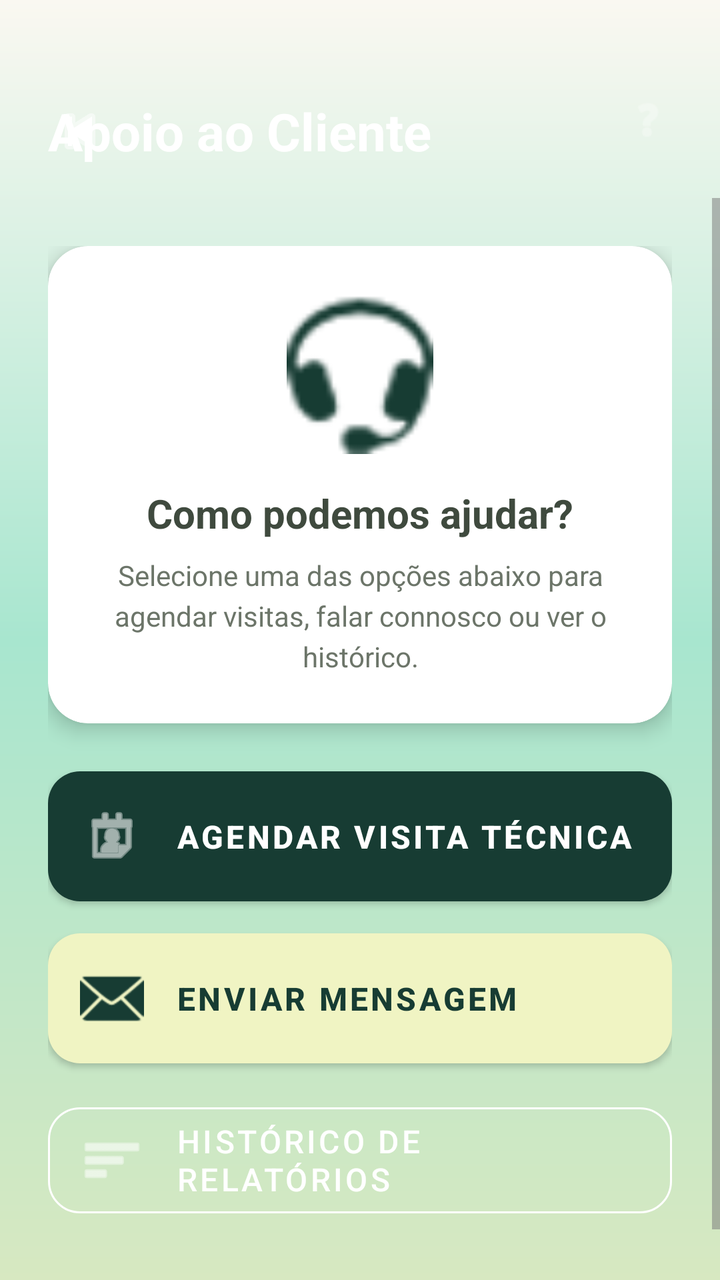
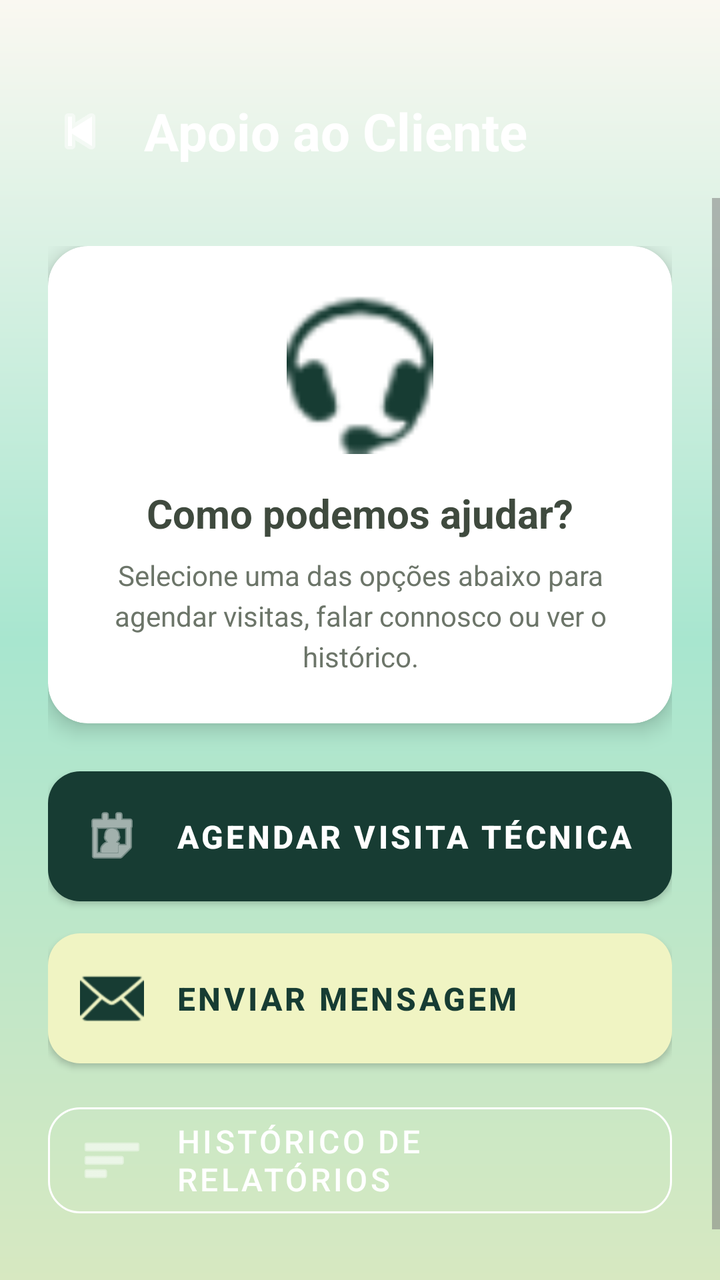

An Android layout rendered at two revisions. The XML below is the earlier revision; the diff shows what the commit changed to produce the second picture.
<!-- AndroidManifest.xml: application theme Theme.EcoTrack -->
<!-- res/layout/activity_apoio_cliente.xml -->
<?xml version="1.0" encoding="utf-8"?>
<androidx.constraintlayout.widget.ConstraintLayout xmlns:android="http://schemas.android.com/apk/res/android"
    xmlns:app="http://schemas.android.com/apk/res-auto"
    xmlns:tools="http://schemas.android.com/tools"
    android:layout_width="match_parent"
    android:layout_height="match_parent"
    android:background="@drawable/gradient_verde"
    tools:context=".ApoioCliente">

    <androidx.constraintlayout.widget.ConstraintLayout
        android:id="@+id/headerApoio"
        android:layout_width="match_parent"
        android:layout_height="wrap_content"
        android:paddingHorizontal="24dp"
        android:paddingTop="48dp"
        android:paddingBottom="16dp"
        app:layout_constraintTop_toTopOf="parent"
        app:layout_constraintStart_toStartOf="parent"
        app:layout_constraintEnd_toEndOf="parent">

        <ImageView
            android:id="@+id/voltar"
            android:layout_width="32dp"
            android:layout_height="32dp"
            android:src="@android:drawable/ic_media_previous"
            app:tint="#FFFFFF"
            android:contentDescription="Voltar"
            app:layout_constraintStart_toStartOf="parent"
            app:layout_constraintTop_toTopOf="@id/tvTituloPagina"
            app:layout_constraintBottom_toBottomOf="@id/tvTituloPagina" />

        <TextView
            android:id="@+id/tvTituloPagina"
            android:layout_width="wrap_content"
            android:layout_height="wrap_content"
            android:text="Apoio ao Cliente"
            android:textSize="26sp"
            android:textStyle="bold"
            android:textColor="#FFFFFF"
            android:layout_marginStart="16dp"
            app:layout_constraintStart_toEndOf="@id/btnBackArrow"
            app:layout_constraintTop_toTopOf="parent" />

        <ImageView
            android:layout_width="24dp"
            android:layout_height="24dp"
            android:src="@android:drawable/ic_menu_help"
            app:tint="#80FFFFFF"
            app:layout_constraintEnd_toEndOf="parent"
            app:layout_centerY="@id/tvTituloPagina" />

    </androidx.constraintlayout.widget.ConstraintLayout>

    <ScrollView
        android:layout_width="0dp"
        android:layout_height="0dp"
        android:fillViewport="true"
        app:layout_constraintTop_toBottomOf="@id/headerApoio"
        app:layout_constraintBottom_toBottomOf="parent"
        app:layout_constraintStart_toStartOf="parent"
        app:layout_constraintEnd_toEndOf="parent">

        <LinearLayout
            android:layout_width="match_parent"
            android:layout_height="wrap_content"
            android:orientation="vertical"
            android:padding="24dp"
            android:gravity="center_horizontal">

            <com.google.android.material.card.MaterialCardView
                android:layout_width="match_parent"
                android:layout_height="wrap_content"
                android:layout_marginBottom="24dp"
                app:cardCornerRadius="20dp"
                app:cardElevation="6dp"
                app:cardBackgroundColor="#FFFFFF">

                <LinearLayout
                    android:layout_width="match_parent"
                    android:layout_height="wrap_content"
                    android:orientation="vertical"
                    android:padding="24dp"
                    android:gravity="center">

                    <ImageView
                        android:layout_width="80dp"
                        android:layout_height="80dp"
                        android:src="@android:drawable/stat_sys_headset"
                        app:tint="@color/onMint"
                        android:layout_marginBottom="16dp"/>

                    <TextView
                        android:layout_width="wrap_content"
                        android:layout_height="wrap_content"
                        android:text="Como podemos ajudar?"
                        android:textSize="20sp"
                        android:textStyle="bold"
                        android:textColor="@color/oliveText"
                        android:layout_marginBottom="8dp"/>

                    <TextView
                        android:layout_width="match_parent"
                        android:layout_height="wrap_content"
                        android:text="Selecione uma das opções abaixo para agendar visitas, falar connosco ou ver o histórico."
                        android:textAlignment="center"
                        android:textColor="@color/oliveTextSoft"
                        android:textSize="14sp"
                        android:lineSpacingExtra="4dp"/>
                </LinearLayout>
            </com.google.android.material.card.MaterialCardView>

            <com.google.android.material.button.MaterialButton
                android:id="@+id/btnAgendarAssistencia"
                android:layout_width="match_parent"
                android:layout_height="65dp"
                android:text="Agendar Visita Técnica"
                android:textAlignment="textStart"
                android:textSize="16sp"
                android:textStyle="bold"
                android:textColor="#FFFFFF"
                app:icon="@android:drawable/ic_menu_my_calendar"
                app:iconGravity="textStart"
                app:iconTint="#FFFFFF"
                app:iconPadding="16dp"
                app:cornerRadius="16dp"
                app:backgroundTint="@color/onMint"
                android:layout_marginBottom="16dp"
                android:insetTop="0dp"
                android:insetBottom="0dp"/>

            <com.google.android.material.button.MaterialButton
                android:id="@+id/btnEnviarMensagem"
                android:layout_width="match_parent"
                android:layout_height="65dp"
                android:text="Enviar Mensagem"
                android:textAlignment="textStart"
                android:textSize="16sp"
                android:textStyle="bold"
                android:textColor="@color/onMint"
                app:icon="@android:drawable/ic_dialog_email"
                app:iconGravity="textStart"
                app:iconTint="@color/onMint"
                app:iconPadding="16dp"
                app:cornerRadius="16dp"
                app:backgroundTint="#F0F4C3"
                android:layout_marginBottom="16dp"
                android:insetTop="0dp"
                android:insetBottom="0dp"/>

            <com.google.android.material.button.MaterialButton
                android:id="@+id/btnConsultarRelatorios"
                style="@style/Widget.MaterialComponents.Button.OutlinedButton"
                android:layout_width="match_parent"
                android:layout_height="65dp"
                android:text="Histórico de Relatórios"
                android:textAlignment="textStart"
                android:textSize="16sp"
                android:textColor="#FFFFFF"
                app:strokeColor="#FFFFFF"
                app:strokeWidth="1dp"
                app:icon="@android:drawable/ic_menu_sort_by_size"
                app:iconGravity="textStart"
                app:iconTint="#FFFFFF"
                app:iconPadding="16dp"
                app:cornerRadius="16dp"
                app:backgroundTint="@android:color/transparent"
                android:layout_marginBottom="30dp"/>

        </LinearLayout>
    </ScrollView>

</androidx.constraintlayout.widget.ConstraintLayout>
<!-- resources referenced by this layout -->
<resources>
  <color name="oliveText">#3F4A3E</color>
  <color name="oliveTextSoft">#6C7569</color>
  <color name="onMint">#173C33</color>
  <!-- drawable gradient_verde (drawable) -->
  <shape xmlns:android="http://schemas.android.com/apk/res/android">
      <gradient
          android:startColor="@color/pastel_lightgreen"
          android:centerColor="@color/mint_start"
          android:endColor="@color/pastel_whitewarm"
          android:angle="90" />
  
      <corners android:radius="0dp" />
  </shape>
  <style name="Theme.EcoTrack" parent="Theme.MaterialComponents.Light.NoActionBar">
          
          <item name="colorPrimary">@color/colorPrimary</item>
          <item name="colorOnPrimary">@color/colorOnPrimary</item>
          <item name="colorSecondary">@color/colorSecondary</item>
          <item name="colorOnSecondary">@color/colorOnSecondary</item>
  
          
          <item name="colorOnBackground">@color/background_beige</item>
          <item name="colorSurface">@color/colorSurface</item>
          <item name="colorOnSurface">@color/colorOnSurface</item>
          <item name="android:windowBackground">@color/background_beige</item>
  
          
          <item name="colorPrimaryContainer">@color/colorPrimaryContainer</item>
          <item name="colorOnPrimaryContainer">@color/colorOnPrimaryContainer</item>
          <item name="colorSecondaryContainer">@color/colorSecondaryContainer</item>
          <item name="colorOnSecondaryContainer">@color/colorOnSecondaryContainer</item>
  
          
          <item name="colorError">@color/colorError</item>
          <item name="colorOnError">@color/colorOnError</item>
          <item name="colorErrorContainer">@color/colorErrorContainer</item>
          <item name="colorOnErrorContainer">@color/colorOnErrorContainer</item>
  
          
          <item name="colorOutline">@color/colorOutline</item>
  
          
          <item name="android:textColorPrimary">@color/text_primary</item>
          <item name="android:textColorSecondary">@color/text_secondary</item>
  
          
          <item name="android:statusBarColor">@color/colorPrimary</item>
          <item name="android:navigationBarColor">@color/background_beige</item>
      </style>
  <color name="pastel_lightgreen">#D7E8C1</color>
  <color name="mint_start">#A8E6CF</color>
  <color name="pastel_whitewarm">#FAF8F1</color>
  <color name="colorPrimary">#2E7D5B</color>
  <color name="colorOnPrimary">#FFFFFF</color>
  <color name="colorSecondary">#52644F</color>
  <color name="colorOnSecondary">#FFFFFF</color>
  <color name="background_beige">#FFFDF8</color>
  <color name="colorSurface">#FAF7F2</color>
  <color name="colorOnSurface">#3B3A37</color>
  <color name="colorPrimaryContainer">#BFE3CF</color>
  <color name="colorOnPrimaryContainer">#1A3B2C</color>
  <color name="colorSecondaryContainer">#D5E8D7</color>
  <color name="colorOnSecondaryContainer">#1F352F</color>
  <color name="colorError">#B3261E</color>
  <color name="colorOnError">#FFFFFF</color>
  <color name="colorErrorContainer">#F9DEDC</color>
  <color name="colorOnErrorContainer">#410E0B</color>
  <color name="colorOutline">#D8D2C8</color>
  <color name="text_primary">#2E2E2E</color>
  <color name="text_secondary">#7A7A7A</color>
</resources>

<!-- the commit's change to res/layout/activity_apoio_cliente.xml (unified diff, before → after) -->
@@ -38,16 +38,8 @@
             android:textStyle="bold"
             android:textColor="#FFFFFF"
             android:layout_marginStart="16dp"
-            app:layout_constraintStart_toEndOf="@id/btnBackArrow"
+            app:layout_constraintStart_toEndOf="@id/voltar"
             app:layout_constraintTop_toTopOf="parent" />
-
-        <ImageView
-            android:layout_width="24dp"
-            android:layout_height="24dp"
-            android:src="@android:drawable/ic_menu_help"
-            app:tint="#80FFFFFF"
-            app:layout_constraintEnd_toEndOf="parent"
-            app:layout_centerY="@id/tvTituloPagina" />
 
     </androidx.constraintlayout.widget.ConstraintLayout>
 
